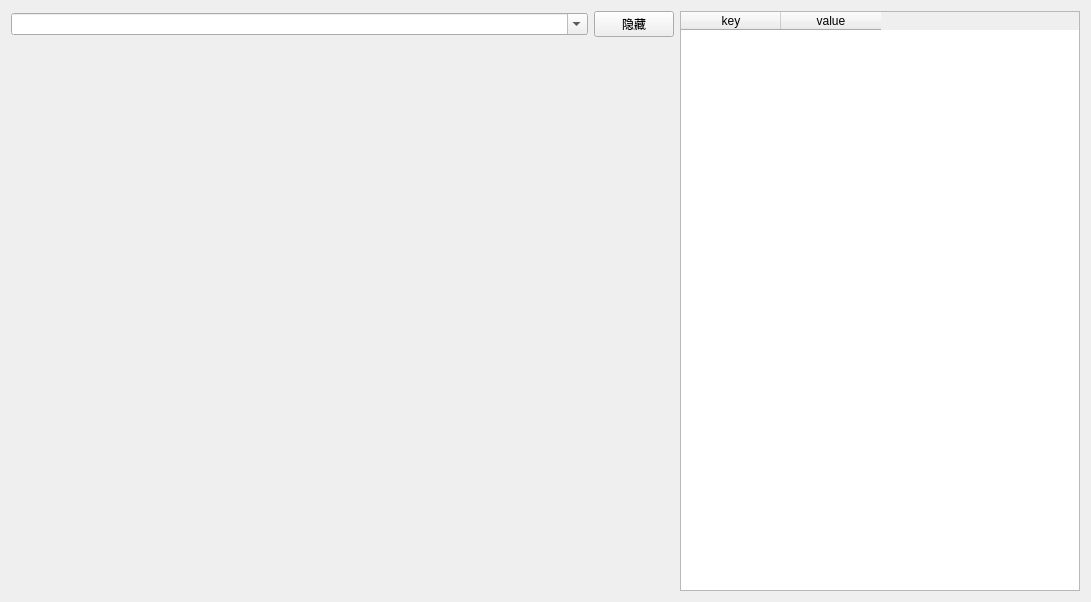
First picture: the form in app/ui/k_line.ui, repository ctpbee/ctpbee_desktop, before the edit.
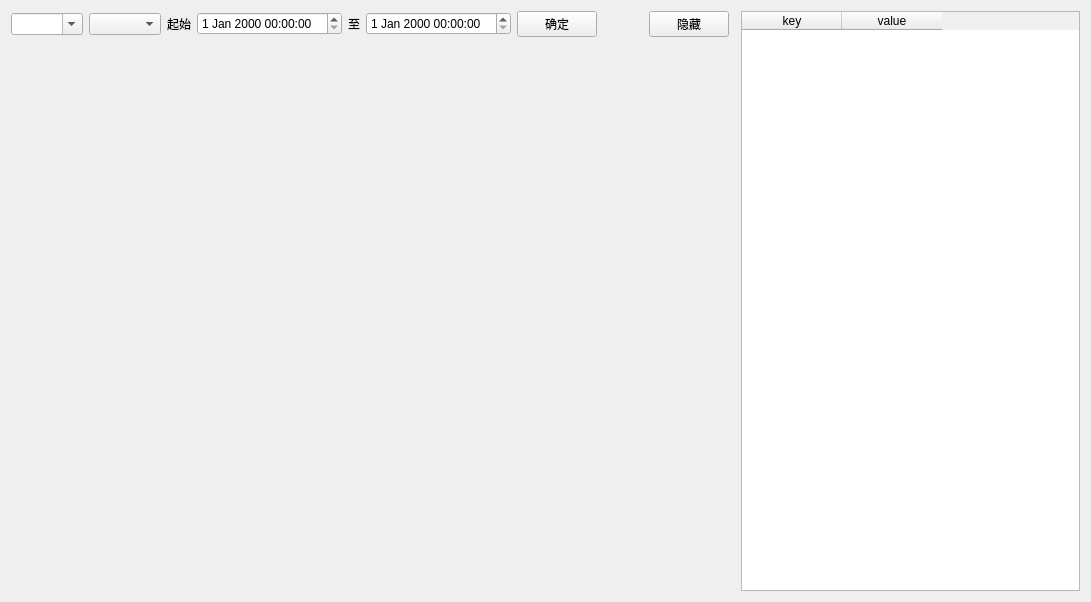
Second picture: the form after the edit.

Commit message: sigin db kline market

```diff
--- a/app/ui/k_line.ui
+++ b/app/ui/k_line.ui
@@ -13,25 +13,28 @@
   <property name="windowTitle">
    <string>Form</string>
   </property>
-  <layout class="QGridLayout" name="gridLayout" columnstretch="9,0,0">
-   <item row="0" column="0">
-    <widget class="QComboBox" name="symbol_list">
-     <property name="editable">
-      <bool>true</bool>
-     </property>
-    </widget>
+  <layout class="QGridLayout" name="gridLayout" columnstretch="0,0,0,0,0,0,0,0,0,0,0">
+   <item row="1" column="3">
+    <widget class="QDateTimeEdit" name="start"/>
    </item>
-   <item row="1" column="0" rowspan="2" colspan="2">
-    <layout class="QVBoxLayout" name="kline_layout"/>
-   </item>
-   <item row="0" column="1">
+   <item row="1" column="8">
     <widget class="QPushButton" name="hide_btn">
      <property name="text">
       <string>隐藏</string>
      </property>
     </widget>
    </item>
-   <item row="0" column="2" rowspan="3">
+   <item row="1" column="4">
+    <widget class="QLabel" name="label_2">
+     <property name="text">
+      <string>至</string>
+     </property>
+    </widget>
+   </item>
+   <item row="2" column="0" rowspan="3" colspan="10">
+    <layout class="QVBoxLayout" name="kline_layout"/>
+   </item>
+   <item row="1" column="10" rowspan="4">
     <widget class="QTableWidget" name="tick_table">
      <property name="sizePolicy">
       <sizepolicy hsizetype="Expanding" vsizetype="Expanding">
@@ -66,6 +69,46 @@
      </column>
     </widget>
    </item>
+   <item row="1" column="2">
+    <widget class="QLabel" name="label">
+     <property name="text">
+      <string>起始</string>
+     </property>
+    </widget>
+   </item>
+   <item row="1" column="5">
+    <widget class="QDateTimeEdit" name="end"/>
+   </item>
+   <item row="1" column="1">
+    <widget class="QComboBox" name="frq"/>
+   </item>
+   <item row="1" column="0">
+    <widget class="QComboBox" name="symbol_list">
+     <property name="editable">
+      <bool>true</bool>
+     </property>
+    </widget>
+   </item>
+   <item row="1" column="7">
+    <spacer name="horizontalSpacer">
+     <property name="orientation">
+      <enum>Qt::Horizontal</enum>
+     </property>
+     <property name="sizeHint" stdset="0">
+      <size>
+       <width>40</width>
+       <height>20</height>
+      </size>
+     </property>
+    </spacer>
+   </item>
+   <item row="1" column="6">
+    <widget class="QPushButton" name="reload_btn">
+     <property name="text">
+      <string>确定</string>
+     </property>
+    </widget>
+   </item>
   </layout>
  </widget>
  <resources/>
```
The commit also changes 12 other files.
